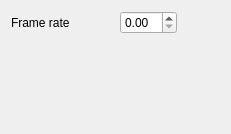
The window that src/ui/qgstemporalmapsettingswidgetbase.ui (qgis/QGIS) describes before a commit, drawn with Qt 5.
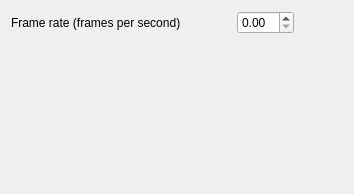
The same window after the commit.

Diff of the .ui file:
```diff
--- a/src/ui/qgstemporalmapsettingswidgetbase.ui
+++ b/src/ui/qgstemporalmapsettingswidgetbase.ui
@@ -6,8 +6,8 @@
    <rect>
     <x>0</x>
     <y>0</y>
-    <width>231</width>
-    <height>134</height>
+    <width>354</width>
+    <height>194</height>
    </rect>
   </property>
   <property name="windowTitle">
@@ -19,7 +19,7 @@
      <item>
       <widget class="QLabel" name="label">
        <property name="text">
-        <string>Frame rate</string>
+        <string>Frame rate (frames per second)</string>
        </property>
       </widget>
      </item>
```
